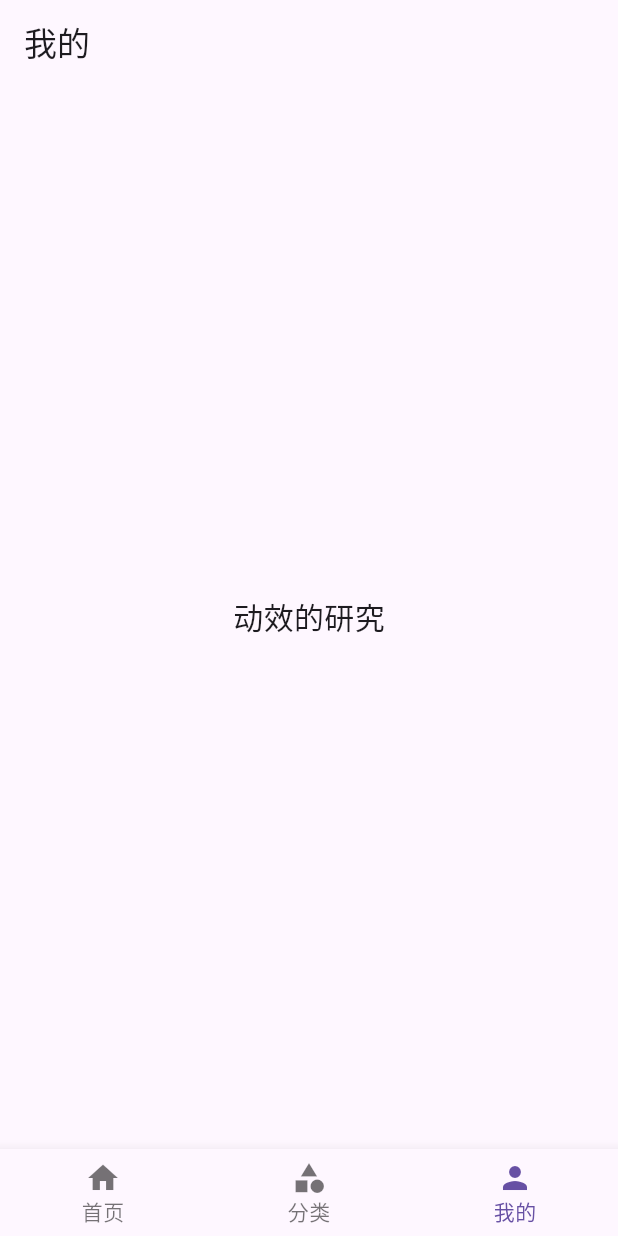
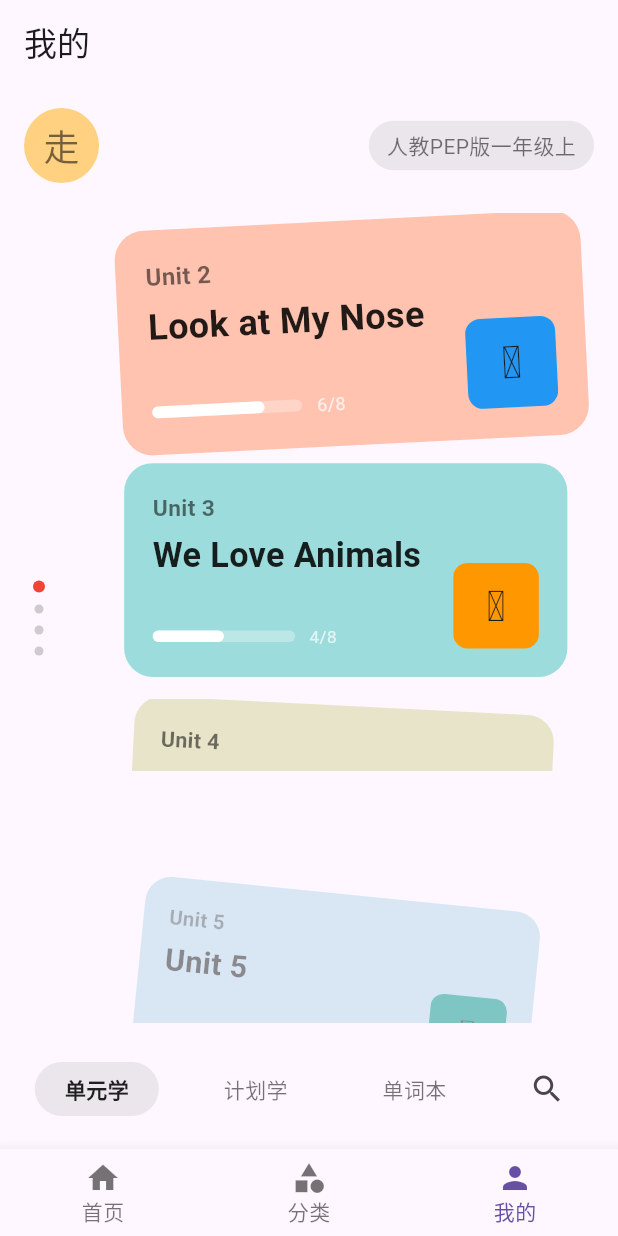
Before and after one commit to LooseLi/flutter-demo, a Flutter app: the screen it shows after launch, on a phone screen of 412 x 824 dp. Run offline on Flutter 3.47's test engine with Material 3 defaults, Android fonts, the phone set to English and light mode, and no system bars; our stand-ins replace dio; network calls fail.

Commit message:
feat(flutter): 动效

```diff
--- /dev/null
+++ b/lib/components/partial_clipper.dart
@@ -0,0 +1,20 @@
+import 'package:flutter/material.dart';
+
+/// 部分可见裁剪器
+///
+/// 用于控制底部卡片的可见部分，实现"慢慢显示全"的效果
+class PartialClipper extends CustomClipper<Path> {
+  final double visibleFraction; // 0.0到1.0，表示可见部分的比例
+
+  PartialClipper(this.visibleFraction);
+
+  @override
+  Path getClip(Size size) {
+    return Path()
+      ..addRect(Rect.fromLTRB(0, 0, size.width, size.height * visibleFraction));
+  }
+
+  @override
+  bool shouldReclip(PartialClipper oldClipper) =>
+      visibleFraction != oldClipper.visibleFraction;
+}
--- /dev/null
+++ b/lib/components/unit_card.dart
@@ -0,0 +1,147 @@
+import 'package:flutter/material.dart';
+
+/// 单元卡片组件
+///
+/// 展示单个Unit的卡片，包含标题、副标题、进度指示器等
+class UnitCard extends StatelessWidget {
+  final String title;
+  final String subtitle;
+  final Color backgroundColor;
+  final int unitNumber;
+  final int totalPages;
+  final int currentPage;
+
+  const UnitCard({
+    Key? key,
+    required this.title,
+    required this.subtitle,
+    required this.backgroundColor,
+    required this.unitNumber,
+    required this.totalPages,
+    required this.currentPage,
+  }) : super(key: key);
+
+  @override
+  Widget build(BuildContext context) {
+    return Container(
+      margin: const EdgeInsets.symmetric(horizontal: 10, vertical: 5),
+      decoration: BoxDecoration(
+        color: backgroundColor,
+        borderRadius: BorderRadius.circular(20),
+      ),
+      child: Stack(
+        children: [
+          // 单元标题
+          Positioned(
+            left: 20,
+            top: 20,
+            child: Column(
+              crossAxisAlignment: CrossAxisAlignment.start,
+              children: [
+                Text(
+                  'Unit $unitNumber',
+                  style: const TextStyle(
+                    fontSize: 16,
+                    fontWeight: FontWeight.bold,
+                    color: Colors.black54,
+                  ),
+                ),
+                const SizedBox(height: 5),
+                Text(
+                  title,
+                  style: const TextStyle(
+                    fontSize: 24,
+                    fontWeight: FontWeight.bold,
+                    color: Colors.black87,
+                  ),
+                ),
+                if (subtitle.isNotEmpty)
+                  Text(
+                    subtitle,
+                    style: const TextStyle(
+                      fontSize: 18,
+                      color: Colors.black54,
+                    ),
+                  ),
+              ],
+            ),
+          ),
+
+          // 进度指示器
+          Positioned(
+            bottom: 20,
+            left: 20,
+            child: Row(
+              children: [
+                Container(
+                  width: 100,
+                  height: 8,
+                  decoration: BoxDecoration(
+                    color: Colors.white.withOpacity(0.3),
+                    borderRadius: BorderRadius.circular(4),
+                  ),
+                  child: Row(
+                    children: [
+                      Container(
+                        width: 100 * (currentPage / totalPages),
+                        decoration: BoxDecoration(
+                          color: Colors.white,
+                          borderRadius: BorderRadius.circular(4),
+                        ),
+                      ),
+                    ],
+                  ),
+                ),
+                const SizedBox(width: 10),
+                Text(
+                  '$currentPage/$totalPages',
+                  style: TextStyle(
+                    color: Colors.white.withOpacity(0.7),
+                    fontSize: 12,
+                  ),
+                ),
+              ],
+            ),
+          ),
+
+          // 右侧卡通形象
+          Positioned(
+            right: 20,
+            bottom: 20,
+            child: _buildCartoonCharacter(unitNumber),
+          ),
+        ],
+      ),
+    );
+  }
+
+  /// 根据单元号构建不同的卡通形象
+  Widget _buildCartoonCharacter(int unitNumber) {
+    // 这里可以根据不同的单元号返回不同的卡通形象
+    // 简单示例，实际项目中可以替换为图片资源
+    final colors = [
+      Colors.green,
+      Colors.blue,
+      Colors.orange,
+      Colors.purple,
+      Colors.teal,
+    ];
+
+    final color = colors[(unitNumber - 1) % colors.length];
+
+    return Container(
+      width: 60,
+      height: 60,
+      decoration: BoxDecoration(
+        color: color,
+        borderRadius: BorderRadius.circular(10),
+      ),
+      child: Center(
+        child: Text(
+          '${String.fromCharCode(0x1F600 + unitNumber)}',
+          style: const TextStyle(fontSize: 30),
+        ),
+      ),
+    );
+  }
+}
--- /dev/null
+++ b/lib/components/unit_card_stack.dart
@@ -0,0 +1,295 @@
+import 'package:flutter/material.dart';
+import 'package:flutter_demo/components/unit_card.dart';
+import 'package:flutter_demo/components/unit_indicator.dart';
+import 'package:flutter_demo/components/partial_clipper.dart';
+
+/// 卡片堆叠组件
+///
+/// 实现卡片堆叠效果和动画
+class UnitCardStack extends StatefulWidget {
+  const UnitCardStack({Key? key}) : super(key: key);
+
+  @override
+  _UnitCardStackState createState() => _UnitCardStackState();
+}
+
+class _UnitCardStackState extends State<UnitCardStack>
+    with SingleTickerProviderStateMixin {
+  // 卡片数据
+  final List<Map<String, dynamic>> unitData = [
+    {
+      'title': 'Look at My Nose',
+      'subtitle': '',
+      'color': const Color(0xFFFFC3B0), // 粉色
+      'unitNumber': 2,
+      'totalPages': 8,
+      'currentPage': 6,
+    },
+    {
+      'title': 'We Love Animals',
+      'subtitle': '',
+      'color': const Color(0xFF9DDCDC), // 蓝色
+      'unitNumber': 3,
+      'totalPages': 8,
+      'currentPage': 4,
+    },
+    {
+      'title': 'Unit 4',
+      'subtitle': '',
+      'color': const Color(0xFFE8E4C9), // 浅黄色
+      'unitNumber': 4,
+      'totalPages': 8,
+      'currentPage': 2,
+    },
+    {
+      'title': 'Unit 5',
+      'subtitle': '',
+      'color': const Color(0xFFB5D8EB), // 浅蓝色
+      'unitNumber': 5,
+      'totalPages': 8,
+      'currentPage': 0,
+    },
+    // 可以添加更多单元
+  ];
+
+  // 动画控制器
+  late AnimationController _animationController;
+  late Animation<double> _animation;
+
+  // 当前索引和拖动进度
+  int currentIndex = 0;
+  double dragProgress = 0.0;
+  bool isAnimating = false;
+
+  // 容器高度和卡片高度
+  final double containerHeight = 180;
+  final double cardHeight = 160;
+
+  @override
+  void initState() {
+    super.initState();
+
+    // 初始化动画控制器
+    _animationController = AnimationController(
+      duration: const Duration(milliseconds: 300),
+      vsync: this,
+    );
+
+    _animation = CurvedAnimation(
+      parent: _animationController,
+      curve: Curves.easeOutCubic,
+    );
+
+    _animationController.addListener(() {
+      setState(() {
+        dragProgress = _animation.value;
+      });
+    });
+
+    _animationController.addStatusListener((status) {
+      if (status == AnimationStatus.completed) {
+        setState(() {
+          // 动画完成后，更新当前索引并重置进度
+          if (_animationController.value > 0) {
+            // 向下滑动
+            if (currentIndex > 0) {
+              currentIndex--;
+            }
+          } else {
+            // 向上滑动
+            if (currentIndex < unitData.length - 3) {
+              currentIndex++;
+            }
+          }
+
+          dragProgress = 0.0;
+          isAnimating = false;
+          _animationController.reset();
+        });
+      }
+    });
+  }
+
+  @override
+  void dispose() {
+    _animationController.dispose();
+    super.dispose();
+  }
+
+  // 处理垂直滑动
+  void _handleVerticalDrag(DragUpdateDetails details) {
+    if (isAnimating) return;
+
+    setState(() {
+      // 计算拖动进度，限制在-1.0到1.0之间
+      double dragDelta = details.delta.dy / containerHeight;
+      dragProgress += dragDelta;
+      dragProgress = dragProgress.clamp(-1.0, 1.0);
+    });
+  }
+
+  // 处理拖动结束
+  void _handleDragEnd(DragEndDetails details) {
+    if (isAnimating) return;
+
+    if (dragProgress > 0.3) {
+      // 向下滑动超过阈值，显示上一张卡片
+      if (currentIndex > 0) {
+        isAnimating = true;
+        _animationController.value = dragProgress;
+        _animationController.animateTo(1.0);
+      } else {
+        // 已经是第一张，恢复原位
+        _resetPosition();
+      }
+    } else if (dragProgress < -0.3) {
+      // 向上滑动超过阈值，显示下一张卡片
+      if (currentIndex < unitData.length - 3) {
+        isAnimating = true;
+        _animationController.value = -dragProgress;
+        _animationController.animateTo(1.0);
+      } else {
+        // 已经是最后一张，恢复原位
+        _resetPosition();
+      }
+    } else {
+      // 未滑动超过阈值，恢复原位
+      _resetPosition();
+    }
+  }
+
+  // 重置位置
+  void _resetPosition() {
+    setState(() {
+      isAnimating = true;
+      _animationController.value = dragProgress.abs();
+      _animationController.animateTo(0.0).then((_) {
+        setState(() {
+          dragProgress = 0.0;
+          isAnimating = false;
+        });
+      });
+    });
+  }
+
+  @override
+  Widget build(BuildContext context) {
+    return Row(
+      children: [
+        // 左侧指示器
+        UnitIndicator(
+          totalUnits: unitData.length,
+          currentUnit: currentIndex,
+        ),
+
+        // 间距
+        const SizedBox(width: 29),
+
+        // 右侧卡片堆叠区域
+        Expanded(
+          child: GestureDetector(
+            onVerticalDragUpdate: _handleVerticalDrag,
+            onVerticalDragEnd: _handleDragEnd,
+            child: SizedBox(
+              height: containerHeight * 3, // 三个卡片的总高度
+              child: Stack(
+                children: List.generate(unitData.length, (index) {
+                  // 计算相对位置
+                  int relativeIndex = index - currentIndex;
+
+                  // 计算卡片位置和变换
+                  double topPosition;
+                  double scale;
+                  double rotation;
+                  double opacity;
+
+                  if (relativeIndex < 0) {
+                    // 已经滚动过的卡片（不可见）
+                    topPosition = -containerHeight;
+                    scale = 0.8;
+                    rotation = -0.1;
+                    opacity = 0;
+                  } else if (relativeIndex == 0) {
+                    // 第一个可见卡片（顶部）
+                    topPosition = 0 + dragProgress * containerHeight;
+                    scale = 1.0 - dragProgress.abs() * 0.1;
+                    rotation = -0.05 - dragProgress * 0.05;
+                    opacity = 1.0 - dragProgress.abs() * 0.5;
+                  } else if (relativeIndex == 1) {
+                    // 第二个可见卡片（中间）
+                    topPosition =
+                        containerHeight * 0.9 + dragProgress * containerHeight;
+                    scale = 0.95 + dragProgress * 0.05;
+                    rotation = 0;
+                    opacity = 1.0;
+                  } else if (relativeIndex == 2) {
+                    // 第三个可见卡片（底部，部分可见）
+                    topPosition =
+                        containerHeight * 1.8 + dragProgress * containerHeight;
+                    scale = 0.9 + dragProgress * 0.05;
+                    rotation = 0.05;
+                    opacity = 1.0;
+                  } else {
+                    // 其他卡片（堆叠在底部容器后面，不可见）
+                    topPosition = containerHeight * 2.5;
+                    scale = 0.85;
+                    rotation = 0.1;
+                    opacity = relativeIndex == 3 ? 0.5 : 0;
+                  }
+
+                  // 如果卡片不在可见范围内，不渲染它
+                  if (relativeIndex < 0 || relativeIndex > 3) {
+                    return const SizedBox.shrink();
+                  }
+
+                  // 创建卡片变换
+                  Widget card = RepaintBoundary(
+                    child: Opacity(
+                      opacity: opacity,
+                      child: Transform(
+                        transform: Matrix4.identity()
+                          ..setEntry(3, 2, 0.001)
+                          ..rotateZ(rotation)
+                          ..scale(scale),
+                        alignment: Alignment.topCenter,
+                        child: UnitCard(
+                          title: unitData[index]['title'],
+                          subtitle: unitData[index]['subtitle'],
+                          backgroundColor: unitData[index]['color'],
+                          unitNumber: unitData[index]['unitNumber'],
+                          totalPages: unitData[index]['totalPages'],
+                          currentPage: unitData[index]['currentPage'],
+                        ),
+                      ),
+                    ),
+                  );
+
+                  // 对底部卡片应用裁剪效果
+                  if (relativeIndex == 2) {
+                    // 计算可见比例（0.3-1.0之间）
+                    double visibleFraction =
+                        0.3 + (dragProgress < 0 ? -dragProgress : 0) * 0.7;
+                    visibleFraction = visibleFraction.clamp(0.3, 1.0);
+
+                    card = ClipPath(
+                      clipper: PartialClipper(visibleFraction),
+                      child: card,
+                    );
+                  }
+
+                  return Positioned(
+                    top: topPosition,
+                    left: 0,
+                    right: 0,
+                    height: cardHeight,
+                    child: card,
+                  );
+                }),
+              ),
+            ),
+          ),
+        ),
+      ],
+    );
+  }
+}
--- /dev/null
+++ b/lib/components/unit_indicator.dart
@@ -0,0 +1,38 @@
+import 'package:flutter/material.dart';
+
+/// 单元指示器组件
+///
+/// 显示在左侧的指示器，用于指示当前查看的单元
+class UnitIndicator extends StatelessWidget {
+  final int totalUnits;
+  final int currentUnit;
+
+  const UnitIndicator({
+    Key? key,
+    required this.totalUnits,
+    required this.currentUnit,
+  }) : super(key: key);
+
+  @override
+  Widget build(BuildContext context) {
+    return SizedBox(
+      width: 20,
+      child: Column(
+        mainAxisAlignment: MainAxisAlignment.center,
+        children: List.generate(totalUnits, (index) {
+          final isActive = index == currentUnit;
+          return AnimatedContainer(
+            duration: const Duration(milliseconds: 300),
+            margin: const EdgeInsets.symmetric(vertical: 4),
+            width: isActive ? 8 : 6,
+            height: isActive ? 8 : 6,
+            decoration: BoxDecoration(
+              shape: BoxShape.circle,
+              color: isActive ? Colors.red : Colors.grey.withOpacity(0.5),
+            ),
+          );
+        }),
+      ),
+    );
+  }
+}
--- a/lib/views/person/person.dart
+++ b/lib/views/person/person.dart
@@ -1,4 +1,5 @@
 import 'package:flutter/material.dart';
+import 'package:flutter_demo/components/unit_card_stack.dart';
 
 class Person extends StatelessWidget {
   const Person({super.key});
@@ -9,10 +10,89 @@ class Person extends StatelessWidget {
       appBar: AppBar(
         title: const Text('我的'),
       ),
-      body: const Center(
-        child: Text(
-          '动效的研究',
-          style: TextStyle(fontSize: 20),
+      body: Column(
+        children: [
+          // 顶部区域（头像和文本）
+          Container(
+            padding: const EdgeInsets.all(16),
+            child: Row(
+              children: [
+                // 头像
+                CircleAvatar(
+                  radius: 25,
+                  backgroundColor: const Color(0xFFFFD180),
+                  child: const Text(
+                    '走',
+                    style: TextStyle(
+                      fontSize: 24,
+                      color: Colors.black54,
+                    ),
+                  ),
+                ),
+
+                const Spacer(),
+
+                // 右侧文本
+                Container(
+                  padding:
+                      const EdgeInsets.symmetric(horizontal: 12, vertical: 6),
+                  decoration: BoxDecoration(
+                    color: Colors.grey.withOpacity(0.2),
+                    borderRadius: BorderRadius.circular(20),
+                  ),
+                  child: const Text(
+                    '人教PEP版一年级上',
+                    style: TextStyle(
+                      fontSize: 14,
+                      color: Colors.black54,
+                    ),
+                  ),
+                ),
+              ],
+            ),
+          ),
+
+          // 中间内容区域（卡片堆叠）
+          Expanded(
+            child: Padding(
+              padding: const EdgeInsets.symmetric(horizontal: 16),
+              child: UnitCardStack(),
+            ),
+          ),
+
+          // 底部导航区域
+          Container(
+            padding: const EdgeInsets.symmetric(vertical: 16),
+            child: Row(
+              mainAxisAlignment: MainAxisAlignment.spaceEvenly,
+              children: [
+                _buildNavButton('单元学', true),
+                _buildNavButton('计划学', false),
+                _buildNavButton('单词本', false),
+                IconButton(
+                  icon: const Icon(Icons.search),
+                  onPressed: () {},
+                ),
+              ],
+            ),
+          ),
+        ],
+      ),
+    );
+  }
+
+  Widget _buildNavButton(String text, bool isActive) {
+    return Container(
+      padding: const EdgeInsets.symmetric(horizontal: 20, vertical: 8),
+      decoration: BoxDecoration(
+        color: isActive ? Colors.grey.withOpacity(0.2) : Colors.transparent,
+        borderRadius: BorderRadius.circular(20),
+      ),
+      child: Text(
+        text,
+        style: TextStyle(
+          color: isActive ? Colors.black87 : Colors.black54,
+          fontWeight: isActive ? FontWeight.bold : FontWeight.normal,
         ),
       ),
     );
```
